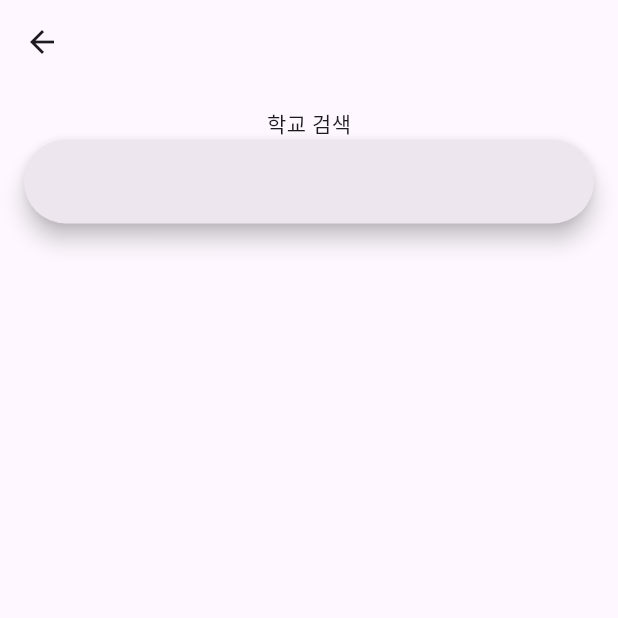
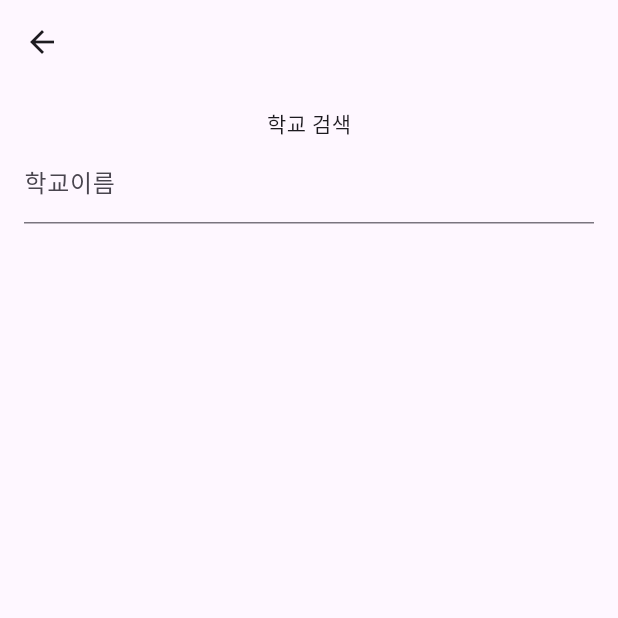
Before and after one commit to pybsh/school_widget, a Flutter app: the SchoolScreen screen opened directly, on a phone screen of 412 x 824 dp, the top half of it. Run offline on Flutter 3.47's test engine with Material 3 defaults, Android fonts, the light colour scheme and no system bars; our stand-ins replace shared_preferences; missing offline and left inert: home_widget; accounts and stored records are empty; network calls fail.

Commit message:
work in progress

```diff
--- a/lib/screens/settings/school.dart
+++ b/lib/screens/settings/school.dart
@@ -74,12 +74,36 @@ class _SchoolScreenState extends State<SchoolScreen> {
             SearchAnchor(
               isFullScreen: false,
               searchController: _searchController,
+              viewElevation: 0.0,
+              viewBackgroundColor: Colors.transparent,
+              viewLeading: SizedBox(),
+              // viewLeading: IconButton(
+              //   splashColor: Colors.transparent,
+              //   highlightColor: Colors.transparent,
+              //   onPressed: () {
+              //     _searchController.closeView(_searchController.text);
+              //   },
+              //   icon: Icon(Icons.arrow_back_ios_new),
+              // ),
+              viewTrailing: [
+                IconButton(
+                  splashColor: Colors.transparent,
+                  highlightColor: Colors.transparent,
+                  onPressed: () {
+                    _searchController.closeView('');
+                    setSchoolSearchQuery('');
+                  },
+                  icon: Icon(Icons.close),
+                ),
+              ],
               builder: (context, controller) {
-                return SearchBar(
+                return TextField(
+                  // elevation: WidgetStateProperty.all(0.0),
                   // trailing: [Icon(Icons.search)],
                   controller: controller,
                   onTap: null,
                   onChanged: null,
+                  decoration: InputDecoration(labelText: "학교이름"),
                   onSubmitted: (value) {
                     setSchoolSearchQuery(value);
                     controller.openView();
@@ -91,18 +115,13 @@ class _SchoolScreenState extends State<SchoolScreen> {
                 setSchoolSearchQuery(value);
                 _searchController.openView();
               },
-              // viewOnSubmitted: (value) {
-              //   // setSchoolSearchQuery(value);
-              //   _searchController.closeView('');
-              //   _searchController.openView();
-              // },
               suggestionsBuilder: (context, controller) {
                 return [
                   FutureBuilder<List>(
                     future: fetchSchool(_schoolSearchQuery),
                     builder: (context, snapshot) {
                       if (snapshot.connectionState == ConnectionState.waiting) {
-                        return Center(child: CircularProgressIndicator());
+                        return Center(child: SizedBox());
                       } else if (snapshot.hasError) {
                         return Center(child: Text('Error: ${snapshot.error}'));
                       }
@@ -112,6 +131,7 @@ class _SchoolScreenState extends State<SchoolScreen> {
                         itemCount: suggestions.length,
                         itemBuilder:
                             (context, index) => ListTile(
+                              splashColor: Colors.transparent,
                               title: Text(suggestions[index].SCHUL_NM),
                               subtitle: Text(suggestions[index].ORG_RDNMA),
                               onTap: () {
```
